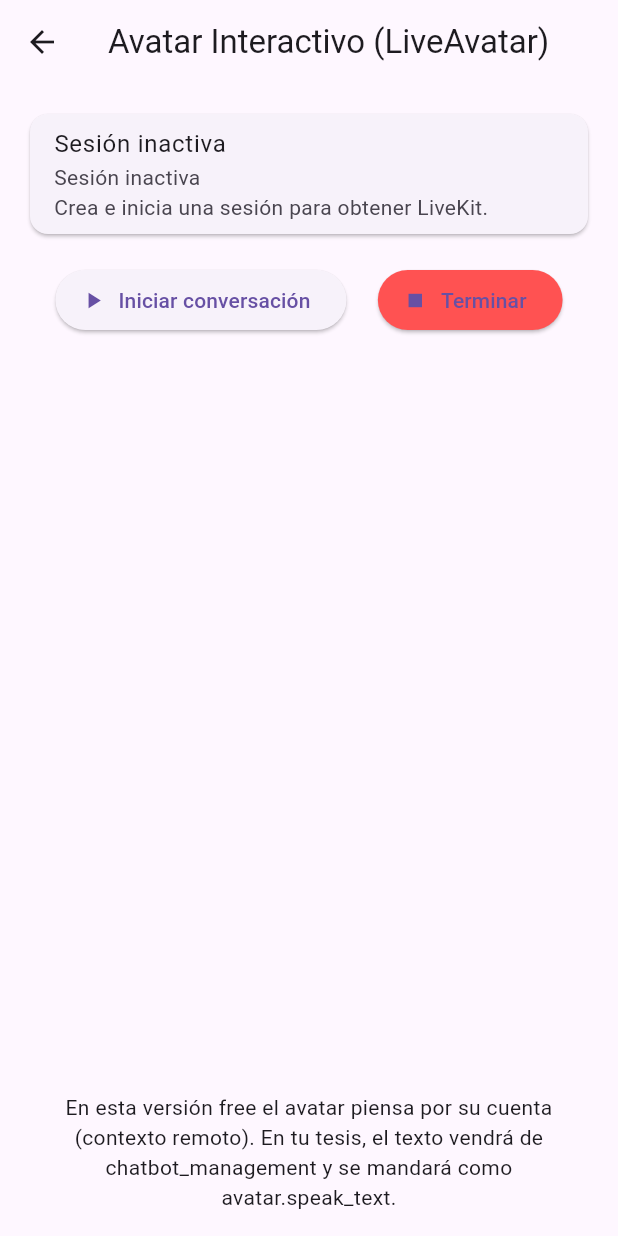
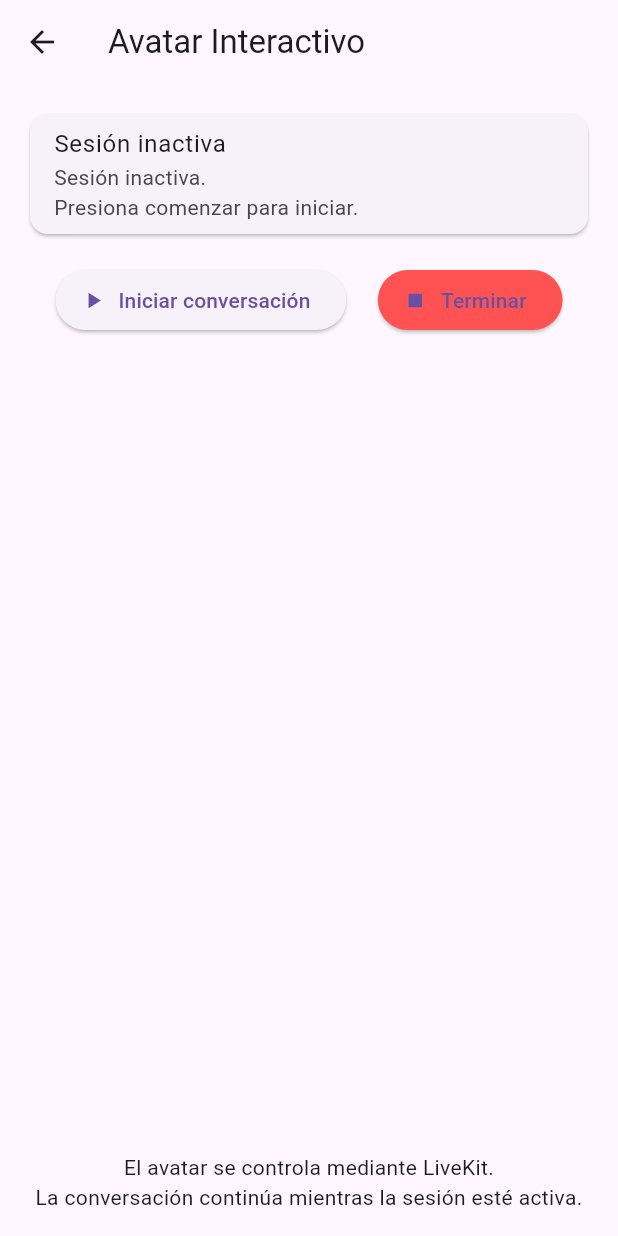
Before and after one commit to Talking-Avatar-project2/TA-UI-v2, a Flutter app: the AvatarScreen screen opened by its route, on a phone screen of 412 x 824 dp. Run offline on Flutter 3.47's test engine with Material 3 defaults, Android fonts, the phone set to English and light mode, and no system bars; our stand-ins replace audioplayers, permission_handler; missing offline and left inert: livekit_client, record.

Commit message:
feat: avatar updated

```diff
--- a/ta_ui_new/lib/ui/screens/avatar_screen.dart
+++ b/ta_ui_new/lib/ui/screens/avatar_screen.dart
@@ -18,7 +18,6 @@ class _AvatarScreenState extends State<AvatarScreen> {
   bool _isBusy = false;
   bool _sessionActive = false;
 
-  String? _sessionId;
   String? _sessionToken;
   String? _livekitUrl;
   String? _livekitClientToken;
@@ -37,12 +36,15 @@ class _AvatarScreenState extends State<AvatarScreen> {
       _lastError = message;
       _isBusy = false;
     });
-    ScaffoldMessenger.of(
-      context,
-    ).showSnackBar(SnackBar(content: Text(message)));
+
+    ScaffoldMessenger.of(context).showSnackBar(
+      SnackBar(content: Text(message)),
+    );
   }
 
-  // 1) Crear token de sesión
+  // ---------------------------------------------------------------------------
+  // 1) Crear session token
+  // ---------------------------------------------------------------------------
   Future<void> _createSessionToken() async {
     _setBusy(true);
 
@@ -66,7 +68,6 @@ class _AvatarScreenState extends State<AvatarScreen> {
       final session = data['session'] ?? {};
 
       setState(() {
-        _sessionId = session['session_id'];
         _sessionToken = session['session_token'];
       });
 
@@ -76,9 +77,10 @@ class _AvatarScreenState extends State<AvatarScreen> {
     }
   }
 
-  // 2) Start session (y luego abrir LiveKit)
+  // ---------------------------------------------------------------------------
+  // 2) Start session
+  // ---------------------------------------------------------------------------
   Future<void> _startSession() async {
-    // si no hay token todavía, lo creamos
     if (_sessionToken == null) {
       await _createSessionToken();
       if (_sessionToken == null) {
@@ -117,7 +119,6 @@ class _AvatarScreenState extends State<AvatarScreen> {
 
       _setBusy(false);
 
-      // Si tenemos URL y token => abrimos la pantalla LiveKit
       if (_livekitUrl != null && _livekitClientToken != null) {
         Navigator.push(
           context,
@@ -129,14 +130,16 @@ class _AvatarScreenState extends State<AvatarScreen> {
           ),
         );
       } else {
-        _setError("La API no devolvió livekit_url o livekit_client_token.");
+        _setError("La API no devolvió datos de LiveKit.");
       }
     } catch (e) {
       _setError("Error de conexión al iniciar sesión: $e");
     }
   }
 
-  // 3) Stop session (backend + limpiar estado)
+  // ---------------------------------------------------------------------------
+  // 3) Stop session
+  // ---------------------------------------------------------------------------
   Future<void> _stopSession() async {
     if (!_sessionActive) {
       _setError("No hay sesión activa para detener.");
@@ -163,7 +166,6 @@ class _AvatarScreenState extends State<AvatarScreen> {
 
       setState(() {
         _sessionActive = false;
-        _sessionId = null;
         _sessionToken = null;
         _livekitUrl = null;
         _livekitClientToken = null;
@@ -172,40 +174,42 @@ class _AvatarScreenState extends State<AvatarScreen> {
       _setBusy(false);
 
       ScaffoldMessenger.of(context).showSnackBar(
-        const SnackBar(content: Text("Sesión detenida correctamente.")),
+        const SnackBar(content: Text("Sesión terminada correctamente.")),
       );
     } catch (e) {
       _setError("Error de conexión al detener sesión: $e");
     }
   }
 
+  // ---------------------------------------------------------------------------
+  // UI
+  // ---------------------------------------------------------------------------
   @override
   Widget build(BuildContext context) {
     final sessionText = _sessionActive
-        ? "Sesión ACTIVA\nsession_id: $_sessionId"
-        : "Sesión inactiva\nCrea e inicia una sesión para obtener LiveKit.";
+        ? "Sesión activa."
+        : "Sesión inactiva.\nPresiona comenzar para iniciar.";
 
     return Scaffold(
-      appBar: AppBar(title: const Text("Avatar Interactivo (LiveAvatar)")),
+      appBar: AppBar(title: const Text("Avatar Interactivo")),
       body: Padding(
         padding: const EdgeInsets.all(16.0),
         child: Column(
           children: [
             Card(
               child: ListTile(
-                title: Text(
-                  _sessionActive ? "Sesión ACTIVA" : "Sesión inactiva",
-                ),
+                title: Text(_sessionActive ? "Sesión ACTIVA" : "Sesión inactiva"),
                 subtitle: Text(sessionText),
                 trailing: _isBusy
                     ? const SizedBox(
-                        width: 24,
-                        height: 24,
-                        child: CircularProgressIndicator(strokeWidth: 2),
-                      )
+                  width: 24,
+                  height: 24,
+                  child: CircularProgressIndicator(strokeWidth: 2),
+                )
                     : null,
               ),
             ),
+
             const SizedBox(height: 16),
 
             Row(
@@ -227,24 +231,7 @@ class _AvatarScreenState extends State<AvatarScreen> {
               ],
             ),
 
-            const SizedBox(height: 24),
-
-            if (_livekitUrl != null && _livekitClientToken != null) ...[
-              const Text(
-                "LiveKit listo (para integrar video/voz):",
-                style: TextStyle(fontWeight: FontWeight.bold),
-              ),
-              const SizedBox(height: 8),
-              Text("livekit_url:\n$_livekitUrl"),
-              const SizedBox(height: 8),
-              Text(
-                "livekit_client_token:\n$_livekitClientToken",
-                maxLines: 4,
-                overflow: TextOverflow.ellipsis,
-              ),
-            ],
-
-            const SizedBox(height: 16),
+            const SizedBox(height: 20),
 
             if (_lastError != null)
               Text(_lastError!, style: const TextStyle(color: Colors.red)),
@@ -252,8 +239,8 @@ class _AvatarScreenState extends State<AvatarScreen> {
             const Spacer(),
 
             const Text(
-              "En esta versión free el avatar piensa por su cuenta (contexto remoto). "
-              "En tu tesis, el texto vendrá de chatbot_management y se mandará como avatar.speak_text.",
+              "El avatar se controla mediante LiveKit.\n"
+                  "La conversación continúa mientras la sesión esté activa.",
               textAlign: TextAlign.center,
             ),
           ],
--- a/ta_ui_new/lib/ui/screens/camera_permission_screen.dart
+++ b/ta_ui_new/lib/ui/screens/camera_permission_screen.dart
@@ -4,7 +4,7 @@ import 'package:flutter/material.dart';
 import 'package:permission_handler/permission_handler.dart';
 
 class CameraPermissionScreen extends StatelessWidget {
-  const CameraPermissionScreen({super.key});
+  const CameraPermissionScreen({Key? key}) : super(key: key);
 
   Future<void> _requestPermissions(BuildContext context) async {
     final camStatus = await Permission.camera.request();
--- a/ta_ui_new/lib/ui/screens/chatbot_screen.dart
+++ b/ta_ui_new/lib/ui/screens/chatbot_screen.dart
@@ -234,7 +234,7 @@ class _ChatbotScreenState extends State<ChatbotScreen> {
       ),
       body: _isVoiceMode
           ? VoiceChatWidget(
-              apiUrl: 'http://192.168.18.5:5002',  // Voice API via red local
+              apiUrl: 'https://b7fe5d0e3d59.ngrok-free.app',  // Voice API via red local
             )
           : _buildTextChatMode(),
     );
--- a/ta_ui_new/pubspec.yaml
+++ b/ta_ui_new/pubspec.yaml
@@ -13,7 +13,7 @@ dependencies:
   permission_handler: ^12.0.1
   camera: ^0.11.3
   provider: ^6.1.5+1
-  livekit_client: ^2.4.9
+  livekit_client: ^2.5.3
   cupertino_icons: ^1.0.8
   record: ^6.0.0
   audioplayers: ^5.2.0
```
Also changed, not shown: ta_ui_new/lib/ui/screens/livekit_avatar_player_screen.dart (+23 -13 lines), 1 other file.
